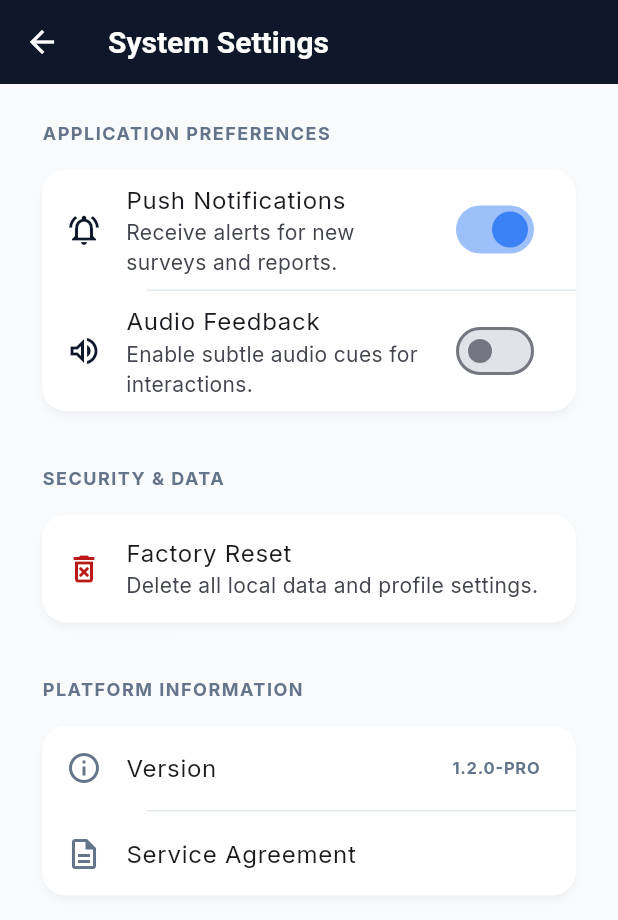
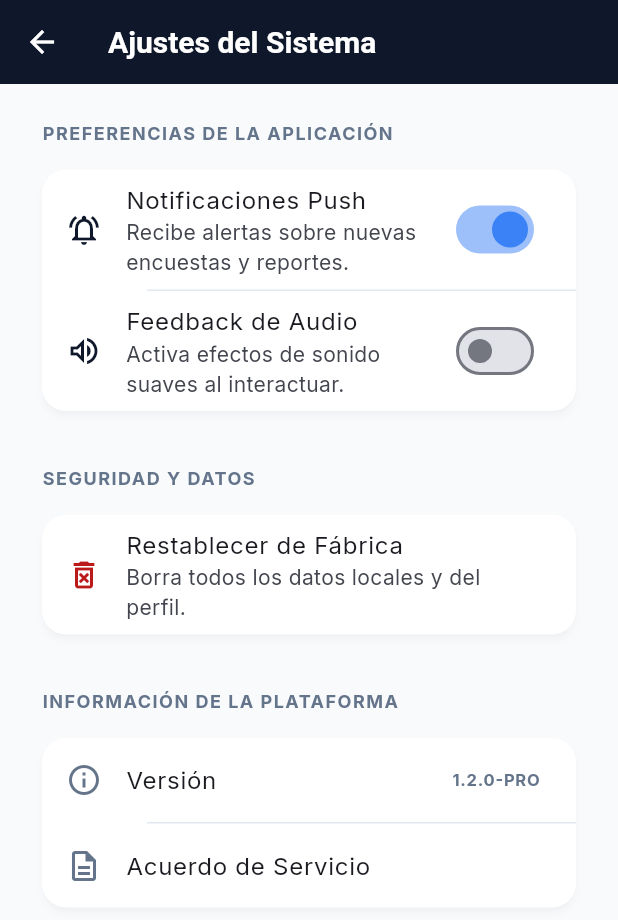
Before and after one commit to Rubenrc27/patito-app, a Flutter app: the SettingsScreen screen opened directly, on a phone screen of 412 x 824 dp. Shown: the top 920 px of the screen. Run offline on Flutter 3.47's test engine with Material 3 defaults, Android fonts, the phone set to English and light mode, and no system bars; our stand-ins replace audioplayers, google_fonts, image_picker, shared_preferences; accounts and stored records are empty.

Commit message:
fix: resolve compilation errors and translate full app to Spanish

```diff
--- a/rubber_duck_app/lib/extra_screens.dart
+++ b/rubber_duck_app/lib/extra_screens.dart
@@ -13,19 +13,19 @@ class CreateSurveyScreen extends StatelessWidget {
 
     return Scaffold(
       backgroundColor: backgroundLight,
-      appBar: AppBar(title: const Text("Create New Survey")),
+      appBar: AppBar(title: const Text("Crear Nueva Encuesta")),
       body: SingleChildScrollView(
         padding: const EdgeInsets.all(24),
         child: Column(
           crossAxisAlignment: CrossAxisAlignment.start,
           children: [
             const Text(
-              "Create New Survey",
+              "Crear Nueva Encuesta",
               style: TextStyle(fontSize: 32, fontWeight: FontWeight.bold, color: primaryDeepNavy),
             ),
             const SizedBox(height: 8),
             const Text(
-              "Design your questions, configure settings, and deploy to your team.",
+              "Diseña tus preguntas, configura los ajustes y despliega a tu equipo.",
               style: TextStyle(fontSize: 16, color: neutralGray),
             ),
             const SizedBox(height: 32),
@@ -35,19 +35,19 @@ class CreateSurveyScreen extends StatelessWidget {
                 child: Column(
                   crossAxisAlignment: CrossAxisAlignment.start,
                   children: [
-                    const Text("Survey Details", style: TextStyle(fontSize: 18, fontWeight: FontWeight.bold, color: primaryDeepNavy)),
+                    const Text("Detalles de la Encuesta", style: TextStyle(fontSize: 18, fontWeight: FontWeight.bold, color: primaryDeepNavy)),
                     const SizedBox(height: 24),
-                    const Text("Survey Title", style: TextStyle(fontWeight: FontWeight.bold, fontSize: 14)),
+                    const Text("Título de la Encuesta", style: TextStyle(fontWeight: FontWeight.bold, fontSize: 14)),
                     const SizedBox(height: 8),
                     const TextField(
-                      decoration: InputDecoration(hintText: "e.g., Annual Culture Pulse"),
+                      decoration: InputDecoration(hintText: "ej., Clima Laboral"),
                     ),
                     const SizedBox(height: 24),
-                    const Text("Description", style: TextStyle(fontWeight: FontWeight.bold, fontSize: 14)),
+                    const Text("Descripción", style: TextStyle(fontWeight: FontWeight.bold, fontSize: 14)),
                     const SizedBox(height: 8),
                     const TextField(
                       maxLines: 3,
-                      decoration: InputDecoration(hintText: "Brief context for the respondents..."),
+                      decoration: InputDecoration(hintText: "Breve contexto para los encuestados..."),
                     ),
                     const SizedBox(height: 24),
                     Row(
@@ -57,8 +57,8 @@ class CreateSurveyScreen extends StatelessWidget {
                           child: Column(
                             crossAxisAlignment: CrossAxisAlignment.start,
                             children: [
-                              Text("Mandatory", style: TextStyle(fontWeight: FontWeight.bold, fontSize: 14)),
-                              Text("Require completion by all invitees.", style: TextStyle(fontSize: 12, color: neutralGray)),
+                              Text("Obligatoria", style: TextStyle(fontWeight: FontWeight.bold, fontSize: 14)),
+                              Text("Requiere completarse por todos los invitados.", style: TextStyle(fontSize: 12, color: neutralGray)),
                             ],
                           ),
                         ),
@@ -74,7 +74,7 @@ class CreateSurveyScreen extends StatelessWidget {
               child: ElevatedButton.icon(
                 onPressed: () {},
                 icon: const Icon(Icons.rocket_launch),
-                label: const Text("Publish Survey"),
+                label: const Text("Publicar Encuesta"),
                 style: ElevatedButton.styleFrom(
                   minimumSize: const Size(double.infinity, 56),
                 ),
@@ -98,19 +98,19 @@ class AnalyticsScreen extends StatelessWidget {
 
     return Scaffold(
       backgroundColor: backgroundLight,
-      appBar: AppBar(title: const Text("Survey Analytics")),
+      appBar: AppBar(title: const Text("Análisis de Encuestas")),
       body: SingleChildScrollView(
         padding: const EdgeInsets.all(24),
         child: Column(
           crossAxisAlignment: CrossAxisAlignment.start,
           children: [
             const Text(
-              "Survey Analytics",
+              "Análisis de Encuestas",
               style: TextStyle(fontSize: 32, fontWeight: FontWeight.bold, color: primaryDeepNavy),
             ),
             const SizedBox(height: 8),
             const Text(
-              "Track engagement and visualize team feedback in real-time.",
+              "Sigue el compromiso y visualiza el feedback del equipo en tiempo real.",
               style: TextStyle(fontSize: 16, color: neutralGray),
             ),
             const SizedBox(height: 32),
@@ -122,10 +122,10 @@ class AnalyticsScreen extends StatelessWidget {
               crossAxisSpacing: 24,
               childAspectRatio: 1.5,
               children: [
-                _buildStatCard("Total Responses", "1,284", Icons.people_outline, tertiaryBlue),
-                _buildStatCard("Completion Rate", "84%", Icons.donut_large, Colors.green),
-                _buildStatCard("Avg. Time", "12m", Icons.timer_outlined, Colors.orange),
-                _buildStatCard("NPS Score", "72", Icons.trending_up, secondaryYellow),
+                _buildStatCard("Total Respuestas", "1,284", Icons.people_outline, tertiaryBlue),
+                _buildStatCard("Tasa de Finalización", "84%", Icons.donut_large, Colors.green),
+                _buildStatCard("Tiempo Medio", "12m", Icons.timer_outlined, Colors.orange),
+                _buildStatCard("Puntuación NPS", "72", Icons.trending_up, secondaryYellow),
               ],
             ),
           ],
--- a/rubber_duck_app/lib/main_screen.dart
+++ b/rubber_duck_app/lib/main_screen.dart
@@ -131,10 +131,10 @@ class _MainScreenState extends State<MainScreen> {
                   child: Row(
                     mainAxisAlignment: MainAxisAlignment.spaceAround,
                     children: [
-                      _buildBottomNavItem(Icons.ballot, "Feed", 0),
-                      _buildBottomNavItem(Icons.add_circle, "Create", 1),
-                      _buildBottomNavItem(Icons.analytics, "Analytics", 2),
-                      _buildBottomNavItem(Icons.person, "Profile", 3),
+                      _buildBottomNavItem(Icons.ballot, "Estanque", 0),
+                      _buildBottomNavItem(Icons.add_circle, "Crear", 1),
+                      _buildBottomNavItem(Icons.analytics, "Análisis", 2),
+                      _buildBottomNavItem(Icons.person, "Perfil", 3),
                     ],
                   ),
                 ),
--- a/rubber_duck_app/lib/profile_screen.dart
+++ b/rubber_duck_app/lib/profile_screen.dart
@@ -56,9 +56,9 @@ class _ProfileScreenState extends State<ProfileScreen> {
   Future<void> _loadProfileData() async {
     final prefs = await SharedPreferences.getInstance();
     setState(() {
-      _nameController.text = prefs.getString('profile_name') ?? "Consultant Name";
+      _nameController.text = prefs.getString('profile_name') ?? "Nombre del Consultor";
       _ageController.text = prefs.getString('profile_age') ?? "";
-      _bioController.text = prefs.getString('profile_bio') ?? "Professional Consultant specializing in data-driven insights.";
+      _bioController.text = prefs.getString('profile_bio') ?? "Consultor profesional especializado en análisis de datos.";
       _currentAvatar = prefs.getString('profile_avatar') ?? "🦆";
       List<String> completed = prefs.getStringList('completed_surveys') ?? [];
       _completedCount = completed.length;
@@ -161,7 +161,7 @@ class _ProfileScreenState extends State<ProfileScreen> {
 
     setState(() => _isEditing = false);
     if (mounted) {
-      ScaffoldMessenger.of(context).showSnackBar(const SnackBar(content: Text("Profile updated successfully."), backgroundColor: Colors.green));
+      ScaffoldMessenger.of(context).showSnackBar(const SnackBar(content: Text("Perfil actualizado correctamente."), backgroundColor: Colors.green));
     }
   }
 
@@ -172,7 +172,7 @@ class _ProfileScreenState extends State<ProfileScreen> {
     return Scaffold(
       backgroundColor: backgroundLight,
       appBar: AppBar(
-        title: const Text("User Profile"),
+        title: const Text("Perfil de Usuario"),
         actions: [
           IconButton(
             icon: Icon(_isEditing ? Icons.check : Icons.edit),
@@ -235,9 +235,9 @@ class _ProfileScreenState extends State<ProfileScreen> {
                     Row(
                       mainAxisAlignment: MainAxisAlignment.spaceEvenly,
                       children: [
-                        _buildStat("Surveys", _completedCount.toString()),
-                        _buildStat("Points", "${_completedCount * 10}"),
-                        _buildStat("Age", _ageController.text.isEmpty ? "-" : _ageController.text),
+                        _buildStat("Encuestas", _completedCount.toString()),
+                        _buildStat("Puntos", "${_completedCount * 10}"),
+                        _buildStat("Edad", _ageController.text.isEmpty ? "-" : _ageController.text),
                       ],
                     ),
                   ],
@@ -251,13 +251,13 @@ class _ProfileScreenState extends State<ProfileScreen> {
                 child: Column(
                   crossAxisAlignment: CrossAxisAlignment.start,
                   children: [
-                    const Text("Professional Details", style: TextStyle(fontSize: 18, fontWeight: FontWeight.bold, color: primaryDeepNavy)),
+                    const Text("Detalles Profesionales", style: TextStyle(fontSize: 18, fontWeight: FontWeight.bold, color: primaryDeepNavy)),
                     const SizedBox(height: 24),
-                    _buildTextField("Full Name", _nameController, Icons.person_outline),
+                    _buildTextField("Nombre Completo", _nameController, Icons.person_outline),
                     const SizedBox(height: 16),
-                    _buildTextField("Age", _ageController, Icons.cake_outlined, isNumber: true),
+                    _buildTextField("Edad", _ageController, Icons.cake_outlined, isNumber: true),
                     const SizedBox(height: 16),
-                    _buildTextField("Biography", _bioController, Icons.description_outlined, maxLines: 3),
+                    _buildTextField("Biografía", _bioController, Icons.description_outlined, maxLines: 3),
                   ],
                 ),
               ),
--- a/rubber_duck_app/lib/settings_screen.dart
+++ b/rubber_duck_app/lib/settings_screen.dart
@@ -47,19 +47,19 @@ class _SettingsScreenState extends State<SettingsScreen> {
     return Scaffold(
       backgroundColor: backgroundLight,
       appBar: AppBar(
-        title: const Text("System Settings"),
+        title: const Text("Ajustes del Sistema"),
       ),
       body: ListView(
         padding: const EdgeInsets.all(24),
         children: [
-          const _SectionHeader(title: "Application Preferences"),
+          const _SectionHeader(title: "Preferencias de la Aplicación"),
           Card(
             child: Column(
               children: [
                 SwitchListTile(
                   activeThumbColor: tertiaryBlue,
-                  title: const Text("Push Notifications"),
-                  subtitle: const Text("Receive alerts for new surveys and reports."),
+                  title: const Text("Notificaciones Push"),
+                  subtitle: const Text("Recibe alertas sobre nuevas encuestas y reportes."),
                   value: _notificationsEnabled,
                   onChanged: (val) => setState(() => _notificationsEnabled = val),
                   secondary: const Icon(Icons.notifications_active_outlined, color: primaryDeepNavy),
@@ -67,8 +67,8 @@ class _SettingsScreenState extends State<SettingsScreen> {
                 const Divider(height: 1, indent: 70, color: borderGray),
                 SwitchListTile(
                   activeThumbColor: tertiaryBlue,
-                  title: const Text("Audio Feedback"),
-                  subtitle: const Text("Enable subtle audio cues for interactions."),
+                  title: const Text("Feedback de Audio"),
+                  subtitle: const Text("Activa efectos de sonido suaves al interactuar."),
                   value: _duckSounds,
                   onChanged: (val) {
                     setState(() => _duckSounds = val);
@@ -82,26 +82,26 @@ class _SettingsScreenState extends State<SettingsScreen> {
           ),
 
           const SizedBox(height: 32),
-          const _SectionHeader(title: "Security & Data"),
+          const _SectionHeader(title: "Seguridad y Datos"),
           Card(
             child: ListTile(
               leading: const Icon(Icons.delete_forever_outlined, color: errorRed),
-              title: const Text("Factory Reset"),
-              subtitle: const Text("Delete all local data and profile settings."),
+              title: const Text("Restablecer de Fábrica"),
+              subtitle: const Text("Borra todos los datos locales y del perfil."),
               onTap: () {
                 showDialog(
                   context: context,
                   builder: (ctx) => AlertDialog(
-                    title: const Text("Confirm Data Erasure"),
-                    content: const Text("This action will permanently remove all profile information and local cached data. This cannot be undone."),
+                    title: const Text("Confirmar Borrado de Datos"),
+                    content: const Text("Esta acción eliminará permanentemente toda la información del perfil y los datos guardados. No se puede deshacer."),
                     actions: [
-                      TextButton(onPressed: () => Navigator.pop(ctx), child: const Text("Cancel")),
+                      TextButton(onPressed: () => Navigator.pop(ctx), child: const Text("CANCELAR")),
                       TextButton(
                         onPressed: () {
                           Navigator.pop(ctx);
                           _factoryReset();
                         },
-                        child: const Text("ERASE ALL", style: TextStyle(color: errorRed, fontWeight: FontWeight.bold))
+                        child: const Text("BORRAR TODO", style: TextStyle(color: errorRed, fontWeight: FontWeight.bold))
                       ),
                     ],
                   ),
@@ -111,19 +111,19 @@ class _SettingsScreenState extends State<SettingsScreen> {
           ),
 
           const SizedBox(height: 32),
-          const _SectionHeader(title: "Platform Information"),
+          const _SectionHeader(title: "Información de la Plataforma"),
           Card(
             child: Column(
               children: [
                 const ListTile(
                   leading: Icon(Icons.info_outline, color: neutralGray),
-                  title: Text("Version"),
+                  title: Text("Versión"),
                   trailing: Text("1.2.0-PRO", style: TextStyle(color: neutralGray, fontWeight: FontWeight.bold)),
                 ),
                 const Divider(height: 1, indent: 70, color: borderGray),
                 ListTile(
                   leading: const Icon(Icons.description_outlined, color: neutralGray),
-                  title: const Text("Service Agreement"),
+                  title: const Text("Acuerdo de Servicio"),
                   onTap: () {
                     showAboutDialog(
                       context: context,
@@ -135,8 +135,8 @@ class _SettingsScreenState extends State<SettingsScreen> {
                         child: const Icon(Icons.flutter_dash, color: primaryDeepNavy),
                       ),
                       children: [
-                        const Text("Enterprise-grade Feedback Intelligence Platform."),
-                        const Text("Designed for high-performance corporate environments."),
+                        const Text("Plataforma de Inteligencia de Feedback para empresas."),
+                        const Text("Diseñada para entornos corporativos de alto rendimiento."),
                       ]
                     );
                   },
```
Also changed, not shown: rubber_duck_app/lib/surveys_screens.dart (+10 -10 lines), 1 other file.
